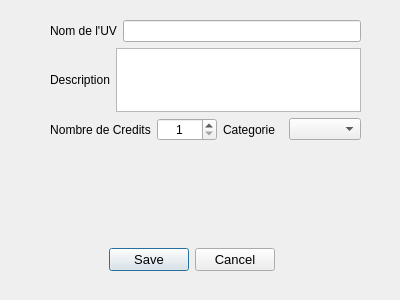
Old version of the form root/src/gui/dialogAjouterUV.ui in the repository mikegrevelinger/LO21_Project.
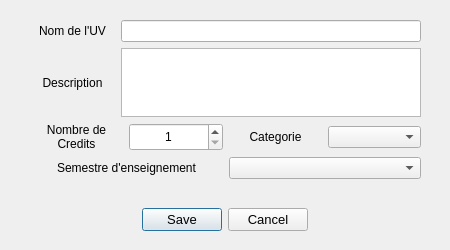
New version of the form.

The edit to the form file:
```diff
--- a/root/src/gui/dialogAjouterUV.ui
+++ b/root/src/gui/dialogAjouterUV.ui
@@ -6,8 +6,8 @@
    <rect>
     <x>0</x>
     <y>0</y>
-    <width>400</width>
-    <height>300</height>
+    <width>450</width>
+    <height>250</height>
    </rect>
   </property>
   <property name="maximumSize">
@@ -23,14 +23,14 @@
    <property name="geometry">
     <rect>
      <x>100</x>
-     <y>240</y>
-     <width>175</width>
+     <y>200</y>
+     <width>250</width>
      <height>40</height>
     </rect>
    </property>
    <property name="maximumSize">
     <size>
-     <width>200</width>
+     <width>250</width>
      <height>50</height>
     </size>
    </property>
@@ -46,16 +46,16 @@
     <set>QDialogButtonBox::Cancel|QDialogButtonBox::Save</set>
    </property>
    <property name="centerButtons">
-    <bool>false</bool>
+    <bool>true</bool>
    </property>
   </widget>
   <widget class="QWidget" name="verticalLayoutWidget">
    <property name="geometry">
     <rect>
-     <x>50</x>
+     <x>30</x>
      <y>20</y>
-     <width>311</width>
-     <height>121</height>
+     <width>391</width>
+     <height>159</height>
     </rect>
    </property>
    <layout class="QVBoxLayout" name="verticalLayout">
@@ -63,13 +63,29 @@
      <layout class="QHBoxLayout" name="horizontalLayout_3">
       <item>
        <widget class="QLabel" name="label">
+        <property name="maximumSize">
+         <size>
+          <width>100</width>
+          <height>16777215</height>
+         </size>
+        </property>
         <property name="text">
          <string>Nom de l'UV</string>
         </property>
+        <property name="alignment">
+         <set>Qt::AlignCenter</set>
+        </property>
        </widget>
       </item>
       <item>
-       <widget class="QLineEdit" name="lineEdit"/>
+       <widget class="QLineEdit" name="lineEditNom">
+        <property name="maximumSize">
+         <size>
+          <width>300</width>
+          <height>100</height>
+         </size>
+        </property>
+       </widget>
       </item>
      </layout>
     </item>
@@ -77,13 +93,28 @@
      <layout class="QHBoxLayout" name="horizontalLayout_2">
       <item>
        <widget class="QLabel" name="label_3">
+        <property name="maximumSize">
+         <size>
+          <width>100</width>
+          <height>16777215</height>
+         </size>
+        </property>
         <property name="text">
          <string>Description</string>
         </property>
+        <property name="alignment">
+         <set>Qt::AlignCenter</set>
+        </property>
        </widget>
       </item>
       <item>
-       <widget class="QTextEdit" name="textEdit">
+       <widget class="QTextEdit" name="textEditDescription">
+        <property name="maximumSize">
+         <size>
+          <width>300</width>
+          <height>100</height>
+         </size>
+        </property>
         <property name="acceptRichText">
          <bool>false</bool>
         </property>
@@ -95,6 +126,12 @@
      <layout class="QHBoxLayout" name="horizontalLayout">
       <item>
        <widget class="QLabel" name="label_2">
+        <property name="maximumSize">
+         <size>
+          <width>100</width>
+          <height>16777215</height>
+         </size>
+        </property>
         <property name="text">
          <string>Nombre de Credits</string>
         </property>
@@ -127,13 +164,49 @@
       </item>
       <item>
        <widget class="QLabel" name="label_4">
+        <property name="maximumSize">
+         <size>
+          <width>100</width>
+          <height>16777215</height>
+         </size>
+        </property>
         <property name="text">
          <string>Categorie</string>
         </property>
+        <property name="alignment">
+         <set>Qt::AlignCenter</set>
+        </property>
        </widget>
       </item>
       <item>
-       <widget class="QComboBox" name="comboBox"/>
+       <widget class="QComboBox" name="comboBoxCat">
+        <property name="maximumSize">
+         <size>
+          <width>100</width>
+          <height>16777215</height>
+         </size>
+        </property>
+       </widget>
+      </item>
+     </layout>
+    </item>
+    <item>
+     <layout class="QHBoxLayout" name="horizontalLayout_4">
+      <item>
+       <widget class="QLabel" name="label_5">
+        <property name="text">
+         <string>Semestre d'enseignement</string>
+        </property>
+        <property name="alignment">
+         <set>Qt::AlignCenter</set>
+        </property>
+        <property name="wordWrap">
+         <bool>true</bool>
+        </property>
+       </widget>
+      </item>
+      <item>
+       <widget class="QComboBox" name="comboBoxSemestre"/>
       </item>
      </layout>
     </item>
```
Left out of the diff: 3 changed lines with no effect on the pictures.
